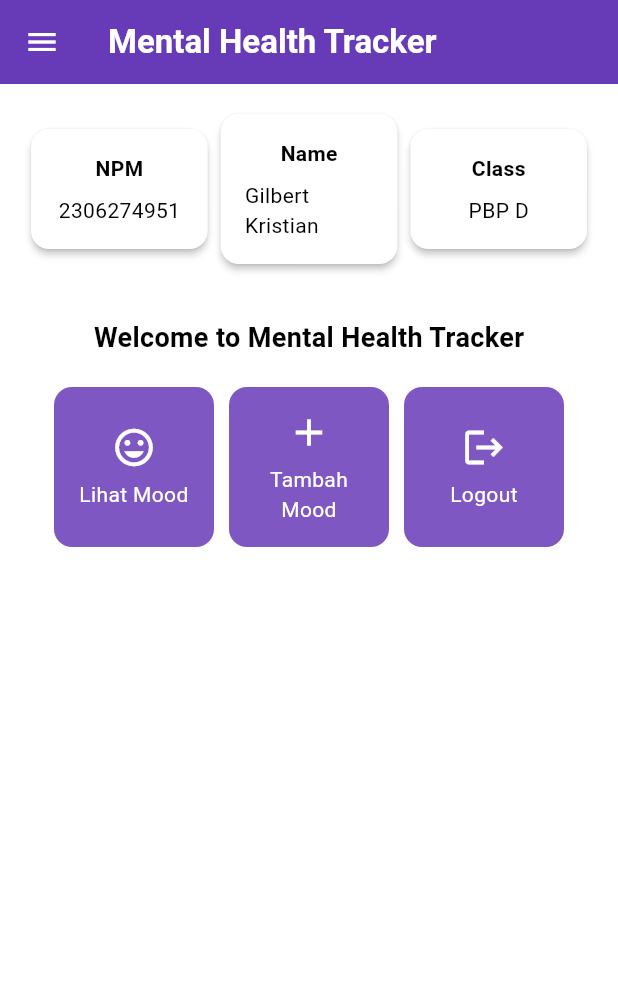
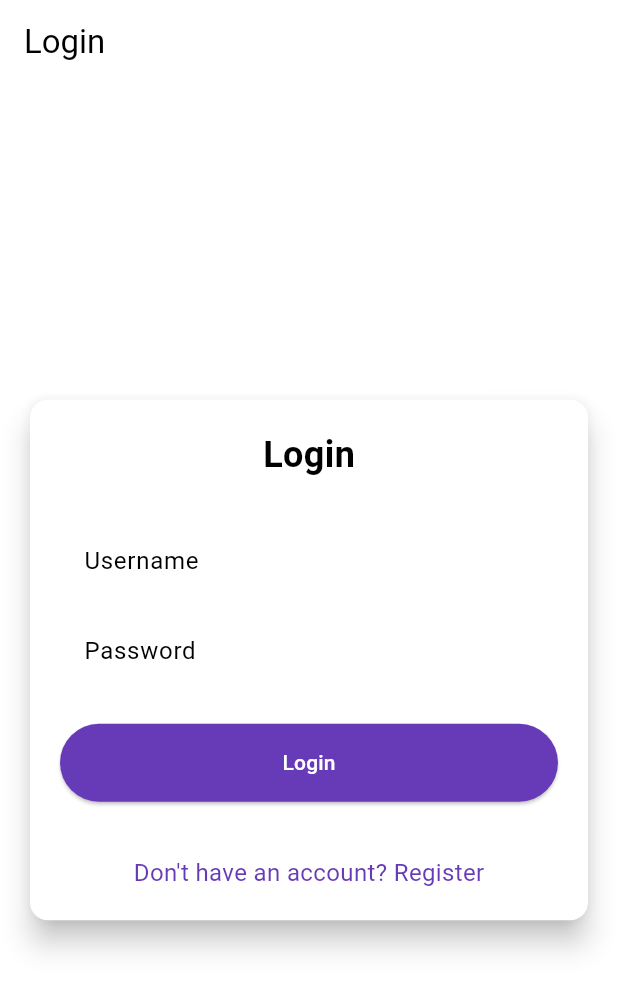
Before and after one commit to gilbertkristiaan/mental-health-tracker-mobile, a Flutter app: the screen it shows after launch, on a phone screen of 412 x 824 dp. Shown: the top 991 px of the screen. Run offline on Flutter 3.47's test engine with Material 3 defaults, Android fonts, the phone set to English and light mode, and no system bars; missing offline and left inert: pbp_django_auth.

Commit message:
tutor 8 selesai

```diff
--- a/lib/main.dart
+++ b/lib/main.dart
@@ -1,5 +1,8 @@
 import 'package:flutter/material.dart';
-import 'package:mental_health_tracker/screens/menu.dart';
+import 'package:pbp_django_auth/pbp_django_auth.dart';
+import 'package:mental_health_tracker/screens/login.dart';
+import 'package:provider/provider.dart';
+
 void main() {
   runApp(const MyApp());
 }
@@ -7,31 +10,23 @@ void main() {
 class MyApp extends StatelessWidget {
   const MyApp({super.key});
 
-  // This widget is the root of your application.
   @override
   Widget build(BuildContext context) {
-    return MaterialApp(
-      title: 'Flutter Demo',
-      theme: ThemeData(
-        // This is the theme of your application.
-        //
-        // TRY THIS: Try running your application with "flutter run". You'll see
-        // the application has a purple toolbar. Then, without quitting the app,
-        // try changing the seedColor in the colorScheme below to Colors.green
-        // and then invoke "hot reload" (save your changes or press the "hot
-        // reload" button in a Flutter-supported IDE, or press "r" if you used
-        // the command line to start the app).
-        //
-        // Notice that the counter didn't reset back to zero; the application
-        // state is not lost during the reload. To reset the state, use hot
-        // restart instead.
-        //
-        // This works for code too, not just values: Most code changes can be
-        // tested with just a hot reload.
-        colorScheme: ColorScheme.fromSwatch( primarySwatch: Colors.deepPurple, ).copyWith(secondary: Colors.deepPurple[400]),
-        useMaterial3: true,
+    return Provider(
+      create: (_) {
+        CookieRequest request = CookieRequest();
+        return request;
+      },
+      child: MaterialApp(
+        title: 'Mental Health Tracker',
+        theme: ThemeData(
+          useMaterial3: true,
+          colorScheme: ColorScheme.fromSwatch(
+            primarySwatch: Colors.deepPurple,
+          ).copyWith(secondary: Colors.deepPurple[400]),
+        ),
+        home: const LoginPage(),
       ),
-      home: MyHomePage(),
     );
   }
 }
--- /dev/null
+++ b/lib/screens/login.dart
@@ -0,0 +1,183 @@
+import 'package:mental_health_tracker/screens/menu.dart';
+import 'package:flutter/material.dart';
+import 'package:pbp_django_auth/pbp_django_auth.dart';
+import 'package:provider/provider.dart';
+import 'package:mental_health_tracker/screens/register.dart';
+
+// flutter run 10
+
+void main() {
+  runApp(const LoginApp());
+}
+
+class LoginApp extends StatelessWidget {
+  const LoginApp({super.key});
+
+  @override
+  Widget build(BuildContext context) {
+    return MaterialApp(
+      title: 'Login',
+      theme: ThemeData(
+        useMaterial3: true,
+        colorScheme: ColorScheme.fromSwatch(
+          primarySwatch: Colors.deepPurple,
+        ).copyWith(secondary: Colors.deepPurple[400]),
+      ),
+      home: const LoginPage(),
+    );
+  }
+}
+
+class LoginPage extends StatefulWidget {
+  const LoginPage({super.key});
+
+  @override
+  State<LoginPage> createState() => _LoginPageState();
+}
+
+class _LoginPageState extends State<LoginPage> {
+  final TextEditingController _usernameController = TextEditingController();
+  final TextEditingController _passwordController = TextEditingController();
+
+  @override
+  Widget build(BuildContext context) {
+    final request = context.watch<CookieRequest>();
+
+    return Scaffold(
+      appBar: AppBar(
+        title: const Text('Login'),
+      ),
+      body: Center(
+        child: SingleChildScrollView(
+          padding: const EdgeInsets.all(16.0),
+          child: Card(
+            elevation: 8,
+            shape: RoundedRectangleBorder(
+              borderRadius: BorderRadius.circular(12.0),
+            ),
+            child: Padding(
+              padding: const EdgeInsets.all(20.0),
+              child: Column(
+                mainAxisSize: MainAxisSize.min,
+                children: [
+                  const Text(
+                    'Login',
+                    style: TextStyle(
+                      fontSize: 24.0,
+                      fontWeight: FontWeight.bold,
+                    ),
+                  ),
+                  const SizedBox(height: 30.0),
+                  TextField(
+                    controller: _usernameController,
+                    decoration: const InputDecoration(
+                      labelText: 'Username',
+                      hintText: 'Enter your username',
+                      border: OutlineInputBorder(
+                        borderRadius: BorderRadius.all(Radius.circular(12.0)),
+                      ),
+                      contentPadding:
+                          EdgeInsets.symmetric(horizontal: 12.0, vertical: 8.0),
+                    ),
+                  ),
+                  const SizedBox(height: 12.0),
+                  TextField(
+                    controller: _passwordController,
+                    decoration: const InputDecoration(
+                      labelText: 'Password',
+                      hintText: 'Enter your password',
+                      border: OutlineInputBorder(
+                        borderRadius: BorderRadius.all(Radius.circular(12.0)),
+                      ),
+                      contentPadding:
+                          EdgeInsets.symmetric(horizontal: 12.0, vertical: 8.0),
+                    ),
+                    obscureText: true,
+                  ),
+                  const SizedBox(height: 24.0),
+                  ElevatedButton(
+                    onPressed: () async {
+                      String username = _usernameController.text;
+                      String password = _passwordController.text;
+
+                      // Cek kredensial
+                      // TODO: Ganti URL dan jangan lupa tambahkan trailing slash (/) di akhir URL!
+                      // Untuk menyambungkan Android emulator dengan Django pada localhost,
+                      // gunakan URL http://10.0.2.2/
+                      final response = await request
+                          .login("http://localhost:8000/auth/login/", {
+                        'username': username,
+                        'password': password,
+                      });
+
+                      if (request.loggedIn) {
+                        String message = response['message'];
+                        String uname = response['username'];
+                        if (context.mounted) {
+                          Navigator.pushReplacement(
+                            context,
+                            MaterialPageRoute(
+                                builder: (context) => MyHomePage()),
+                          );
+                          ScaffoldMessenger.of(context)
+                            ..hideCurrentSnackBar()
+                            ..showSnackBar(
+                              SnackBar(
+                                  content:
+                                      Text("$message Selamat datang, $uname.")),
+                            );
+                        }
+                      } else {
+                        if (context.mounted) {
+                          showDialog(
+                            context: context,
+                            builder: (context) => AlertDialog(
+                              title: const Text('Login Gagal'),
+                              content: Text(response['message']),
+                              actions: [
+                                TextButton(
+                                  child: const Text('OK'),
+                                  onPressed: () {
+                                    Navigator.pop(context);
+                                  },
+                                ),
+                              ],
+                            ),
+                          );
+                        }
+                      }
+                    },
+                    style: ElevatedButton.styleFrom(
+                      foregroundColor: Colors.white,
+                      minimumSize: const Size(double.infinity, 50),
+                      backgroundColor: Theme.of(context).colorScheme.primary,
+                      padding: const EdgeInsets.symmetric(vertical: 16.0),
+                    ),
+                    child: const Text('Login'),
+                  ),
+                  const SizedBox(height: 36.0),
+                  GestureDetector(
+                    onTap: () {
+                      Navigator.push(
+                        context,
+                        MaterialPageRoute(
+                            builder: (context) => const RegisterPage()),
+                      );
+                    },
+                    child: Text(
+                      'Don\'t have an account? Register',
+                      style: TextStyle(
+                        color: Theme.of(context).colorScheme.primary,
+                        fontSize: 16.0,
+                      ),
+                    ),
+                  ),
+                ],
+              ),
+            ),
+          ),
+        ),
+      ),
+    );
+  }
+}
--- a/pubspec.yaml
+++ b/pubspec.yaml
@@ -35,6 +35,9 @@ dependencies:
   # The following adds the Cupertino Icons font to your application.
   # Use with the CupertinoIcons class for iOS style icons.
   cupertino_icons: ^1.0.8
+  provider: ^6.1.2
+  pbp_django_auth: ^0.4.0
+  http: ^1.2.2
 
 dev_dependencies:
   flutter_test:
```
Also changed, not shown: lib/models/mood_entry.dart (added, +85 -0 lines), lib/screens/list_moodentry.dart (added, +90 -0 lines), lib/screens/moodentry_form.dart (+34 -30 lines), lib/screens/register.dart (added, +166 -0 lines), lib/widgets/left_drawer.dart (+13 -0 lines), lib/widgets/mood_card.dart (+35 -8 lines), pubspec.lock, 2 other files.
